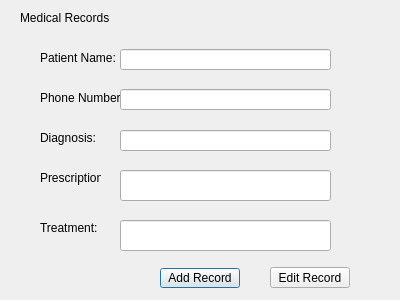
Qt form medicalrecords.ui (OmarZee/OmElMasreyeen) before a commit.
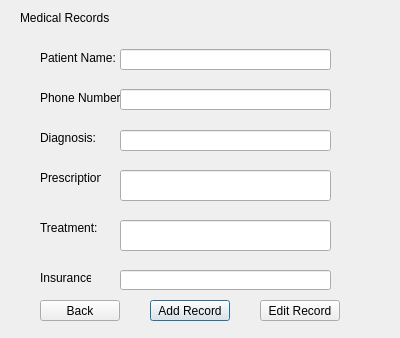
The same form after that commit.

```diff
--- a/medicalrecords.ui
+++ b/medicalrecords.ui
@@ -7,7 +7,7 @@
     <x>0</x>
     <y>0</y>
     <width>400</width>
-    <height>300</height>
+    <height>338</height>
    </rect>
   </property>
   <property name="windowTitle">
@@ -144,10 +144,10 @@
   <widget class="QPushButton" name="pushButton_addRecord">
    <property name="geometry">
     <rect>
-     <x>160</x>
-     <y>268</y>
+     <x>150</x>
+     <y>300</y>
      <width>80</width>
-     <height>20</height>
+     <height>21</height>
     </rect>
    </property>
    <property name="text">
@@ -157,8 +157,8 @@
   <widget class="QPushButton" name="pushButton_ediRecord">
    <property name="geometry">
     <rect>
-     <x>270</x>
-     <y>267</y>
+     <x>260</x>
+     <y>300</y>
      <width>80</width>
      <height>21</height>
     </rect>
@@ -167,6 +167,42 @@
     <string>Edit Record</string>
    </property>
   </widget>
+  <widget class="QPushButton" name="backButton">
+   <property name="geometry">
+    <rect>
+     <x>40</x>
+     <y>300</y>
+     <width>80</width>
+     <height>21</height>
+    </rect>
+   </property>
+   <property name="text">
+    <string>Back</string>
+   </property>
+  </widget>
+  <widget class="QLabel" name="label_insurance">
+   <property name="geometry">
+    <rect>
+     <x>40</x>
+     <y>270</y>
+     <width>51</width>
+     <height>16</height>
+    </rect>
+   </property>
+   <property name="text">
+    <string>Insurance:</string>
+   </property>
+  </widget>
+  <widget class="QLineEdit" name="lineEdit_insurance">
+   <property name="geometry">
+    <rect>
+     <x>120</x>
+     <y>270</y>
+     <width>211</width>
+     <height>20</height>
+    </rect>
+   </property>
+  </widget>
  </widget>
  <resources/>
  <connections/>
```
